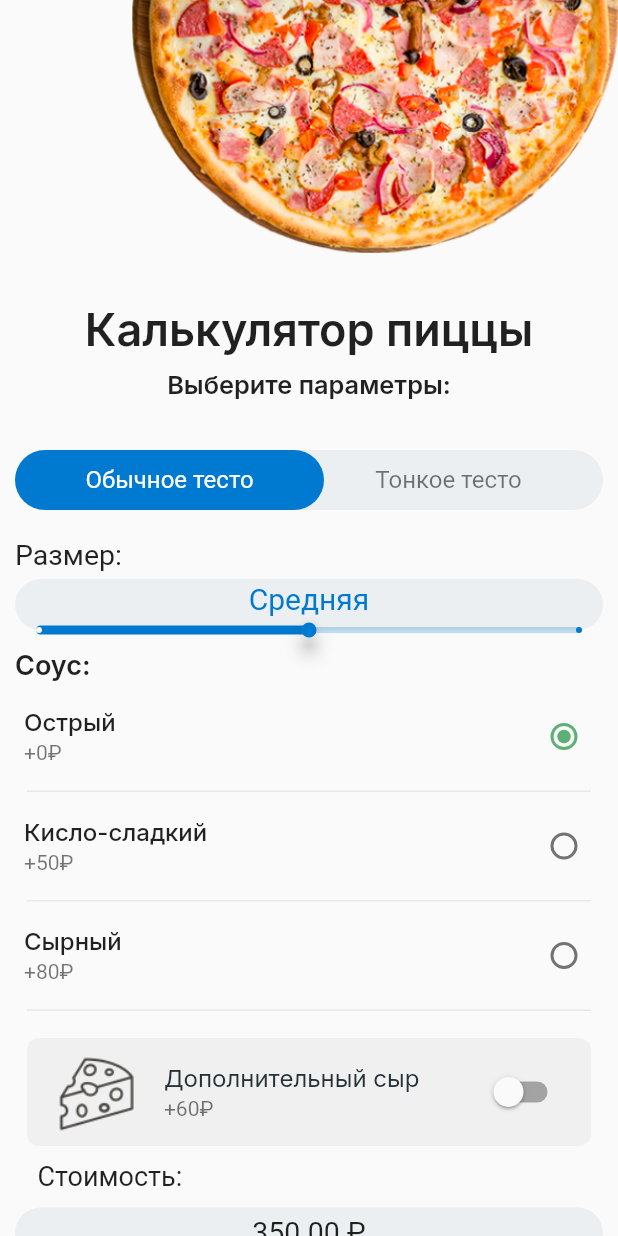
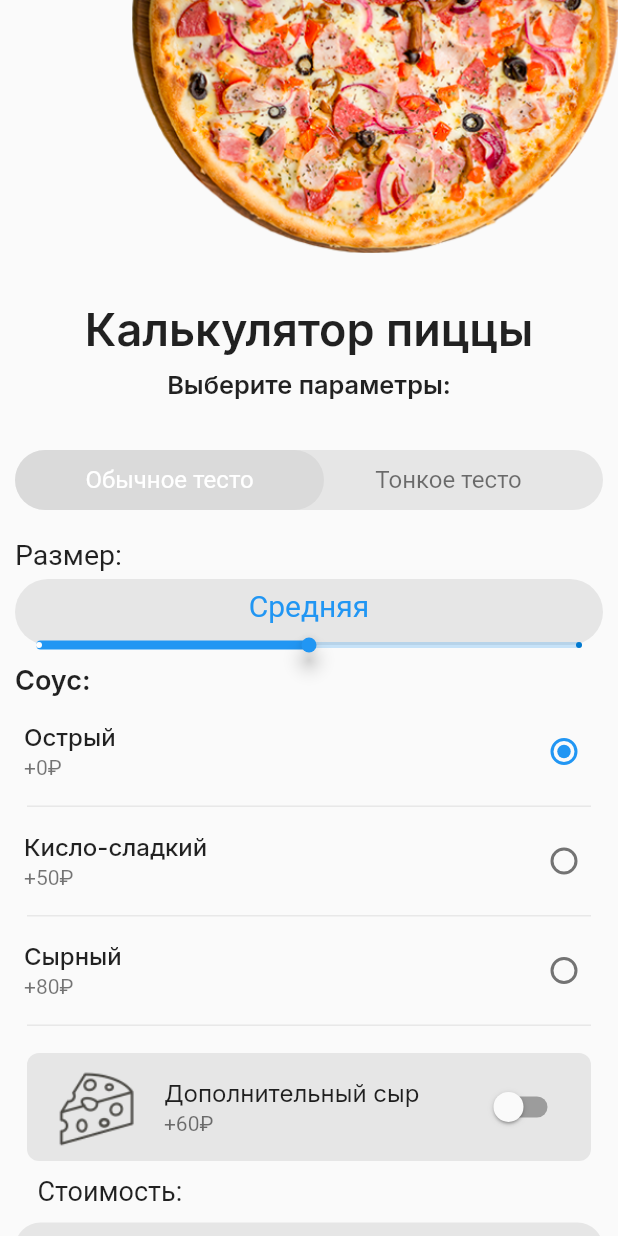
Before and after one commit to turenkodm/lesson4.1, a Flutter app: the screen it shows after launch, after a tap on "Обычное тесто", on a phone screen of 412 x 824 dp. Run offline on Flutter 3.47's test engine with Material 2 defaults, Android fonts, the phone set to English and light mode, and no system bars; our stand-ins replace google_fonts.

Commit message:
add themes

```diff
--- a/lib/main.dart
+++ b/lib/main.dart
@@ -2,7 +2,6 @@ import 'package:flutter/material.dart';
 import 'package:flutter/services.dart';
 import 'package:pizza_app/update_model.dart';
 import 'package:pizza_app/order_page.dart';
-import 'package:pizza_app/util/constants.dart';
 import 'package:provider/provider.dart';
 
 void main() {
@@ -19,8 +18,16 @@ class MyApp extends StatelessWidget {
   Widget build(BuildContext context) {
     return MaterialApp(
       title: 'Flutter Demo',
+      darkTheme: ThemeData(
+        toggleableActiveColor: Colors.lightGreenAccent,
+        brightness: Brightness.dark,
+        primaryColor: Colors.white,
+      ),
       theme: ThemeData(
-        primarySwatch: primaryColor,
+        brightness: Brightness.light,
+        primarySwatch: Colors.blue,
+        toggleableActiveColor: Colors.lightGreenAccent,
+
       ),
       home: ChangeNotifierProvider<UpdateModel>(create: (BuildContext context) => UpdateModel(),
       child:  const OrderPage()),
--- a/lib/order_page.dart
+++ b/lib/order_page.dart
@@ -55,23 +55,9 @@ class OrderPage extends StatelessWidget {
                         fontSize: 16.9, fontWeight: FontWeight.w600)),
               ),
             ),
-            const SizedBox(
-              height: 33.0,
-            ),
-            Padding(
-              padding: const EdgeInsets.symmetric(horizontal: 10.0),
-              child: Container(
-                width: MediaQuery.of(context).size.width,
-                height: doughHeight,
-                decoration: BoxDecoration(
-                  color: backgroundColor,
-                  borderRadius: _radius,
-                ),
-                child: const DoughStack(),
-              ),
-            ),
-            const SizedBox(
-              height: 19.0,
+            const Padding(
+              padding: EdgeInsets.symmetric(horizontal: 10.0),
+              child: DoughStack(),
             ),
             const CustomText(
               text: 'Размер:',
@@ -112,7 +98,7 @@ class OrderPage extends StatelessWidget {
               child: Container(
                 decoration: BoxDecoration(
                   borderRadius: BorderRadius.circular(8.0),
-                  color: cheeseContainerColor,
+                  color: Theme.of(context).splashColor,
                 ),
                 height: 72.0,
                 child: const SwitchList(),
@@ -145,14 +131,23 @@ class OrderPage extends StatelessWidget {
                 height: 34.0,
                 decoration: BoxDecoration(
                   borderRadius: _radius,
-                  color: backgroundColor,
+                  color: Theme.of(context).splashColor,
                 ),
               ),
             ),
             const SizedBox(
               height: 33.0,
             ),
-            Button(onPressed: () {
+            Button(
+              onPressed: () => buttonPressed(context),
+            ),
+          ],
+        ),
+      ),
+    );
+  }
+
+  void buttonPressed(BuildContext context) {
     showDialog(
         context: context,
         builder: (BuildContext context) {
@@ -184,10 +179,5 @@ class OrderPage extends StatelessWidget {
             );
           }
         });
-            }),
-          ],
-        ),
-      ),
-    );
   }
 }
--- a/lib/util/constants.dart
+++ b/lib/util/constants.dart
@@ -1,31 +1,4 @@
-import 'package:flutter/material.dart';
-
-//Colors
-const primaryColor = MaterialColor(
-  0xFF0079D0,
-  <int, Color>{
-    50: Color(0xFFE3F2FD),
-    100: Color(0xFFBBDEFB),
-    200: Color(0xFF90CAF9),
-    300: Color(0xFF64B5F6),
-    400: Color(0xFF42A5F5),
-    500: Color(0xFF0079D0),
-    600: Color(0xFF1E88E5),
-    700: Color(0xFF1976D2),
-    800: Color(0xFF1565C0),
-    900: Color(0xFF0D47A1),
-  },
-);
-const backgroundColor = Color(0xFFECEFF1);
-const cheeseContainerColor = Color(0xFFF0F0F0);
-const Color selectedDoughColor = Colors.white;
-const Color normalDoughColor = Colors.black54;
-
-//Param
-const double doughHeight = 40.0;
-const double regularDoughAlign = -1;
-const double thinDoughAlign = 1;
-
 //Images
 const headerImage = 'assets/images/img.png';
 const cheeseImage = 'assets/images/cheese.png';
+const cheeseWhiteImage = 'assets/images/cheese_white.png';
--- a/lib/widgets/button.dart
+++ b/lib/widgets/button.dart
@@ -1,3 +1,6 @@
+import 'dart:io';
+
+import 'package:flutter/cupertino.dart';
 import 'package:flutter/material.dart';
 import 'package:google_fonts/google_fonts.dart';
 
@@ -10,8 +13,8 @@ class Button extends StatelessWidget {
       textStyle: const TextStyle(fontSize: 16.0));
   final VoidCallback onPressed;
 
-  @override
-  Widget build(BuildContext context) {
+  Widget _buttonType() {
+    if (Platform.isAndroid) {
       return Padding(
         padding: const EdgeInsets.fromLTRB(83.0, 0, 83.0, 30),
         child: ElevatedButton(
@@ -24,5 +27,23 @@ class Button extends StatelessWidget {
           ),
         ),
       );
+    } else {
+      return Padding(
+        padding: const EdgeInsets.fromLTRB(83.0, 0, 83.0, 30),
+        child: CupertinoButton.filled(
+          child: Text(
+            'Заказать',
+            style: GoogleFonts.roboto(
+                textStyle: const TextStyle(fontWeight: FontWeight.w500)),
+          ),
+          onPressed: onPressed,
+        ),
+      );
     }
   }
+
+  @override
+  Widget build(BuildContext context) {
+    return _buttonType();
+  }
+}
--- a/lib/widgets/custom_radio.dart
+++ b/lib/widgets/custom_radio.dart
@@ -25,7 +25,7 @@ class CustomRadio extends StatelessWidget {
       children: [
         RadioListTile<Sauce>(
           subtitle: Text(subtitle),
-          activeColor: const Color(0xFF5DB075),
+          activeColor: Theme.of(context).toggleableActiveColor,
           controlAffinity: ListTileControlAffinity.trailing,
           title: Text(
             text,
--- a/lib/widgets/dough_stack.dart
+++ b/lib/widgets/dough_stack.dart
@@ -1,5 +1,6 @@
+import 'dart:io';
+import 'package:flutter/cupertino.dart';
 import 'package:flutter/material.dart';
-import 'package:pizza_app/util/constants.dart';
 import 'package:provider/provider.dart';
 import '../update_model.dart';
 
@@ -10,32 +11,43 @@ class DoughStack extends StatefulWidget {
   _DoughStackState createState() => _DoughStackState();
 }
 
-class _DoughStackState extends State<DoughStack> {
+class _DoughStackState extends State<DoughStack> with RestorationMixin {
+  RestorableInt currentSegment = RestorableInt(0);
+
+
   double _xAlign = 0;
-  Color _regularColor = selectedDoughColor;
-  Color _thinColor = normalDoughColor;
+  Color _regularColor = Colors.white;
+  Color _thinColor = Colors.black54;
 
   @override
   void initState() {
     super.initState();
-    _xAlign = regularDoughAlign;
-    _regularColor = selectedDoughColor;
-    _thinColor = normalDoughColor;
+    _xAlign = -1;
+    _regularColor = Colors.white;
+    _thinColor = Colors.black54;
   }
 
-  @override
-  Widget build(BuildContext context) {
+
+  Widget _doughType(BuildContext context) {
     final notifier = Provider.of<UpdateModel>(context);
-    return Stack(
+
+    if (Platform.isAndroid) {
+      return Column(
+        children: [
+          const SizedBox(
+            height: 33.0,
+          ),
+          Container(
+          child: Stack(
             children: [
               AnimatedAlign(
                 alignment: Alignment(_xAlign, 0),
                 duration: const Duration(milliseconds: 200),
                 child: Container(
                   width: MediaQuery.of(context).size.width * 0.5,
-            height: doughHeight,
+                  height: 40,
                   decoration: BoxDecoration(
-              color: primaryColor,
+                    color: Theme.of(context).splashColor,
                     borderRadius: BorderRadius.circular(36.0),
                   ),
                 ),
@@ -44,9 +56,9 @@ class _DoughStackState extends State<DoughStack> {
                 onTap: () {
                   notifier.summa();
                   notifier.doughPrice = 0.00;
-            _xAlign = regularDoughAlign;
-            _regularColor = selectedDoughColor;
-            _thinColor = normalDoughColor;
+                  _xAlign = -1;
+                  _regularColor = Theme.of(context).primaryColor;
+                  _thinColor = Theme.of(context).splashColor;
                 },
                 child: Align(
                   alignment: const Alignment(-1, 0),
@@ -68,9 +80,9 @@ class _DoughStackState extends State<DoughStack> {
                 onTap: () {
                   notifier.doughPrice = 100.0;
                   notifier.summa();
-            _xAlign = thinDoughAlign;
-            _thinColor = selectedDoughColor;
-            _regularColor = normalDoughColor;
+                  _xAlign = 1;
+                  _thinColor = Colors.white;
+                  _regularColor = Colors.black54;
                 },
                 child: Align(
                   alignment: const Alignment(1, 0),
@@ -89,6 +101,64 @@ class _DoughStackState extends State<DoughStack> {
                 ),
               ),
             ],
+          ),
+          width: MediaQuery.of(context).size.width,
+          height: 40,
+          decoration: BoxDecoration(
+          color: Theme.of(context).splashColor,
+          borderRadius: BorderRadius.circular(36.0),
+          ),
+          ),
+          const SizedBox(
+            height: 19.0,
+          ),
+        ],
+      );
+    } else {
+      const segmentedControlMaxWidth = 500.0;
+      final children = <int, Widget>{
+        0: const Text('Обычное тесто'),
+        1: const Text('Тонкое тесто'),
+      };
+
+      void onValueChanged(int? newValue) {
+        setState(() {
+          if (newValue == 0) {
+            notifier.doughPrice = 0.00;
+            notifier.summa();
+          } else if (newValue == 1) {
+            notifier.doughPrice = 100.0;
+            notifier.summa();
+          }
+          currentSegment.value = newValue!;
+        });
+      }
+
+      return SizedBox(
+            width: segmentedControlMaxWidth,
+            child: Padding(
+              padding: const EdgeInsets.all(16),
+              child: CupertinoSlidingSegmentedControl<int>(
+                children: children,
+                onValueChanged: onValueChanged,
+                groupValue: currentSegment.value,
+              ),
+            ),
           );
     }
   }
+
+  @override
+  Widget build(BuildContext context) {
+
+    return _doughType(context);
+  }
+
+  @override
+  String get restorationId => 'cupertino_segment_control';
+
+  @override
+  void restoreState(RestorationBucket? oldBucket, bool initialRestore) {
+    registerForRestoration(currentSegment, 'current_segment');
+  }
+}
--- a/lib/widgets/slider_stack.dart
+++ b/lib/widgets/slider_stack.dart
@@ -1,6 +1,7 @@
+import 'dart:io';
+
 import 'package:flutter/material.dart';
 import 'package:google_fonts/google_fonts.dart';
-import 'package:pizza_app/util/constants.dart';
 import 'package:provider/provider.dart';
 import '../update_model.dart';
 
@@ -15,44 +16,50 @@ class _SliderStackState extends State<SliderStack> {
   double _currentVal = 1;
   String _pizzaSize = 'Средняя';
 
-  @override
-  Widget build(BuildContext context) {
-    return Stack(
-      children: [
-        Padding(
-          padding: const EdgeInsets.symmetric(horizontal: 10.0),
-          child: Container(
+  Widget _pizzaSizeContainer() {
+if (Platform.isAndroid) {
+  return Container(
     child: Center(
         child: Padding(
           padding: const EdgeInsets.only(bottom: 8.0),
           child: Consumer<UpdateModel>(
             builder: (_, notifier, __) => Text(
               _pizzaSize,
-                  style: const TextStyle(fontSize: 20, color: primaryColor),
+              style: TextStyle(fontSize: 20, color: Theme.of(context).primaryColor),
             ),
           ),
         )),
     decoration: BoxDecoration(
       borderRadius: BorderRadius.circular(36.0),
-              color: backgroundColor,
+      color: Theme.of(context).splashColor,
     ),
-            height: 34.0,
+    height: 44.0,
     width: MediaQuery.of(context).size.width,
+  );
+} else {
+  return Container(
+  child: Center(
+      child: Padding(
+        padding: const EdgeInsets.only(bottom: 8.0),
+        child: Consumer<UpdateModel>(
+          builder: (_, notifier, __) => Text(
+            _pizzaSize,
+            style: TextStyle(fontSize: 20, color: Theme.of(context).primaryColor),
           ),
         ),
-        Padding(
-          padding: const EdgeInsets.only(top: 10.0),
-          child: SliderTheme(
-            data: const SliderThemeData(
-              activeTickMarkColor: Colors.white,
-              inactiveTickMarkColor: Color(0xFF0079D0),
-              tickMarkShape: RoundSliderTickMarkShape(tickMarkRadius: 2),
-              thumbShape: RoundSliderThumbShape(
-                elevation: 5,
-                enabledThumbRadius: 5,
+      )),
+  decoration: BoxDecoration(
+    borderRadius: BorderRadius.circular(8.0),
+    color: Theme.of(context).splashColor,
   ),
-            ),
-            child: Consumer<UpdateModel>(
+  height: 44.0,
+  width: MediaQuery.of(context).size.width,
+);
+}}
+
+Widget _sliderAdaptive() {
+    if(Platform.isAndroid) {
+      return Consumer<UpdateModel>(
         builder: (_, notifier, __) => Slider(
           max: 2,
           divisions: 2,
@@ -72,11 +79,61 @@ class _SliderStackState extends State<SliderStack> {
             _currentVal = value;
           },
         ),
+      );
+    } else {
+      return Consumer<UpdateModel>(
+      builder: (_, notifier, __) => Padding(
+        padding: const EdgeInsets.symmetric(horizontal: 5.0),
+        child: Slider.adaptive(
+          max: 2,
+          divisions: 2,
+          value: _currentVal,
+          onChanged: (double value) {
+            if (value == 0) {
+              _pizzaSize = 'Маленькая';
+              notifier.pizzaSizePrice = 200.0;
+            } else if (value == 1) {
+              _pizzaSize = 'Средняя';
+              notifier.pizzaSizePrice = 350.0;
+            } else {
+              _pizzaSize = 'Большая';
+              notifier.pizzaSizePrice = 500.0;
+            }
+            notifier.summa();
+            _currentVal = value;
+          },
         ),
+      ),
+    );
+    }
+}
+
+
+  @override
+  Widget build(BuildContext context) {
+    return Stack(
+      children: [
+        Padding(
+          padding: const EdgeInsets.symmetric(horizontal: 10.0),
+          child: _pizzaSizeContainer(),
+        ),
+        Padding(
+          padding: const EdgeInsets.only(top: 20.0),
+          child: SliderTheme(
+            data: const SliderThemeData(
+              activeTickMarkColor: Colors.white,
+              inactiveTickMarkColor: Color(0xFF0079D0),
+              tickMarkShape: RoundSliderTickMarkShape(tickMarkRadius: 2),
+              thumbShape: RoundSliderThumbShape(
+                elevation: 5,
+                enabledThumbRadius: 5,
+              ),
+            ),
+            child: _sliderAdaptive(),
           ),
         ),
         Padding(
-          padding: const EdgeInsets.fromLTRB(10, 47, 0, 0),
+          padding: const EdgeInsets.fromLTRB(10, 57, 0, 0),
           child: Text(
             'Соус:',
             style: GoogleFonts.inter(
--- a/lib/widgets/switch_list.dart
+++ b/lib/widgets/switch_list.dart
@@ -1,24 +1,35 @@
 import 'package:flutter/material.dart';
 import 'package:google_fonts/google_fonts.dart';
 import 'package:pizza_app/update_model.dart';
+import 'package:pizza_app/util/constants.dart';
 import 'package:provider/provider.dart';
 
 class SwitchList extends StatelessWidget {
   const SwitchList({Key? key}) : super(key: key);
 
+  Widget _imageCheese(BuildContext context) {
+    var brightness = MediaQuery.of(context).platformBrightness;
+    bool isDarkMode = brightness == Brightness.dark;
+    if (isDarkMode == true) {
+      return Image.asset(cheeseWhiteImage);
+    } else {
+      return Image.asset(cheeseImage);
+    }
+  }
+
   @override
   Widget build(BuildContext context) {
     return Consumer<UpdateModel>(
-      builder: (_, notifier, __) => SwitchListTile(
+      builder: (_, notifier, __) => SwitchListTile.adaptive(
         subtitle: const Text('+60₽'),
-        secondary: Image.asset("assets/images/cheese.png"),
+        secondary: _imageCheese(context),
+        activeColor: Theme.of(context).toggleableActiveColor,
         title: Text(
           'Дополнительный сыр',
           style: GoogleFonts.inter(
               textStyle: const TextStyle(
                 fontSize: 16,
                 fontWeight: FontWeight.w400,
-                color: Color(0xFF263238),
               )),
         ),
         value: notifier.addCheese,
--- a/pubspec.yaml
+++ b/pubspec.yaml
@@ -34,8 +34,8 @@ dependencies:
   # The following adds the Cupertino Icons font to your application.
   # Use with the CupertinoIcons class for iOS style icons.
   cupertino_icons: ^1.0.4
-  provider: ^6.0.1
-  google_fonts: ^2.1.1
+  provider: ^6.0.2
+  google_fonts: ^2.2.0
 
 dev_dependencies:
   flutter_test:
@@ -66,6 +66,7 @@ flutter:
   assets:
     - assets/images/img.png
     - assets/images/cheese.png
+    - assets/images/cheese_white.png
 
   # An image asset can refer to one or more resolution-specific "variants", see
   # https://flutter.dev/assets-and-images/#resolution-aware.
```
Also changed, not shown: assets/images/cheese_white.png (added), pubspec.lock. Lines whose indentation alone changed are shown as unchanged.
